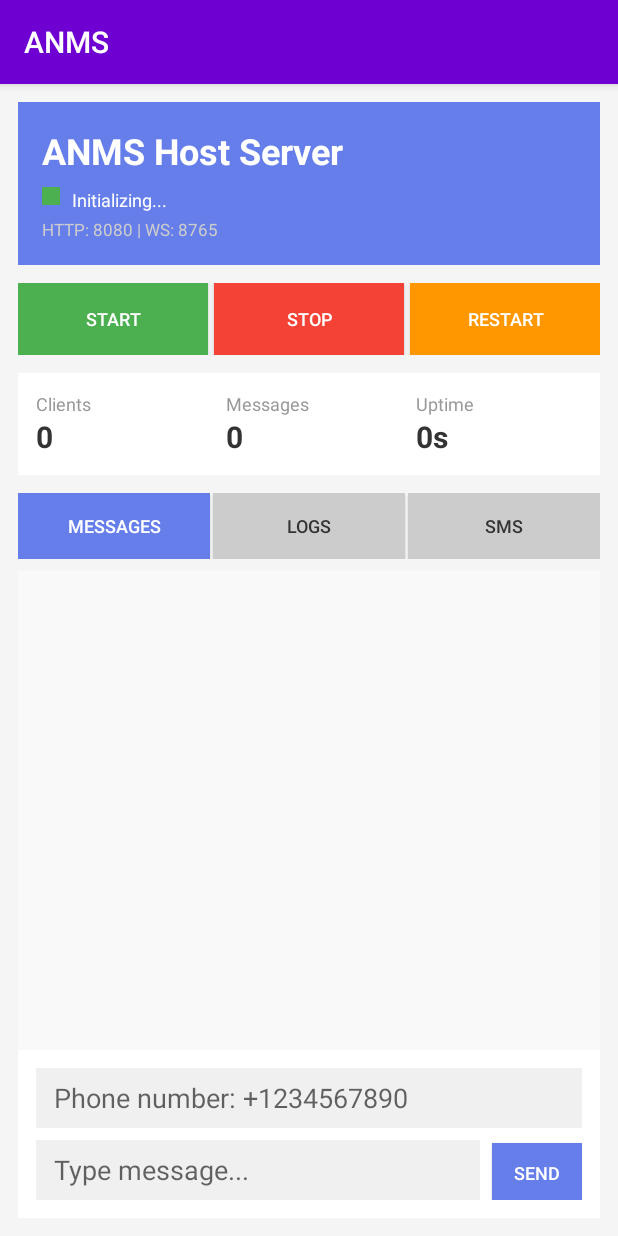
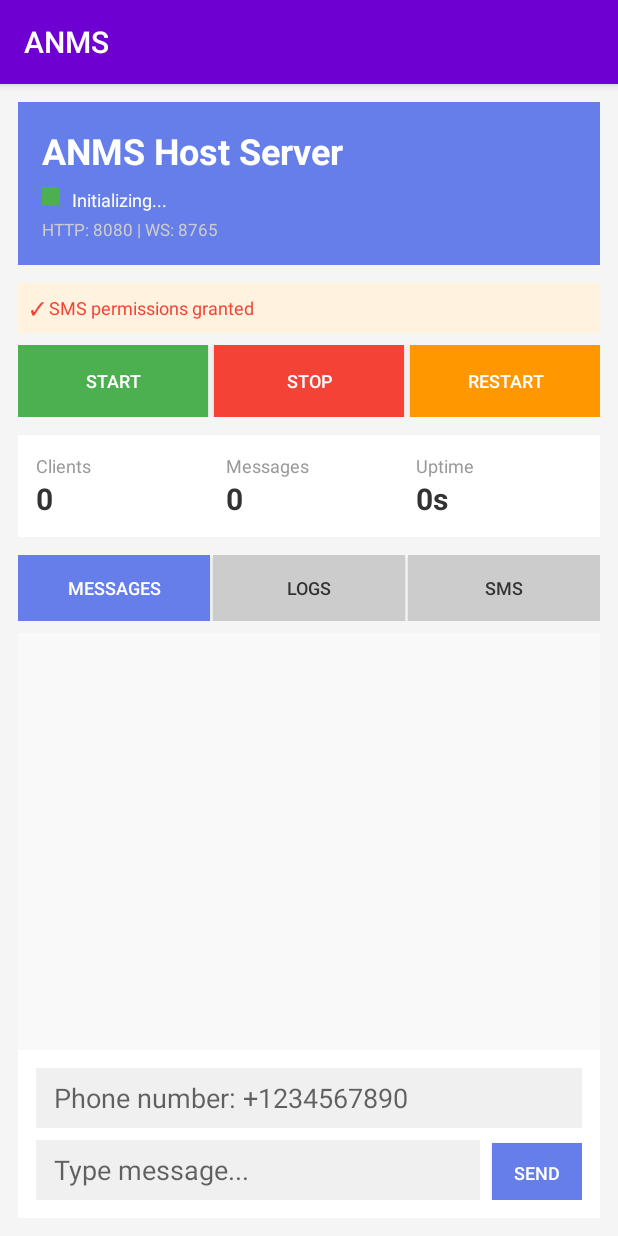
Before and after one commit to CKCHDX/ANMS, an Android app: the screen it shows after launch (MainActivity), on a phone screen of 412 x 824 dp. Run offline under Robolectric (Android 15) with nearby library versions, the phone set to English and light mode, and no system bars.

Commit message:
add: Add permission status TextView to layout

```diff
--- a/app/src/main/res/layout/activity_main.xml
+++ b/app/src/main/res/layout/activity_main.xml
@@ -55,6 +55,18 @@
             android:textSize="11sp"
             android:layout_marginTop="4dp" />
     </LinearLayout>
+
+    <!-- Permission Status -->
+    <TextView
+        android:id="@+id/permStatusText"
+        android:layout_width="match_parent"
+        android:layout_height="wrap_content"
+        android:text="Checking permissions..."
+        android:textSize="12sp"
+        android:textColor="#f44336"
+        android:background="#fff3e0"
+        android:padding="8dp"
+        android:layout_marginBottom="8dp" />
 
     <!-- Server Control Panel -->
     <LinearLayout
```
